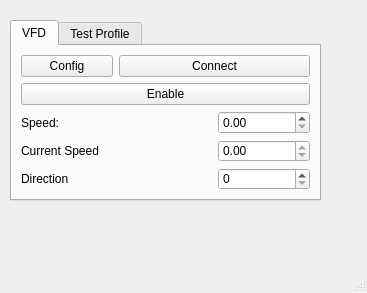
This is mainwindow.ui in ngocminhdao88/Test_Stand as Qt 5 draws it before an edit. The edited form follows.
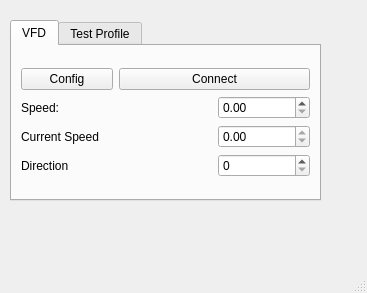
This is the edited form. The open tabs and pages were chosen to show the change.

Commit message: Added some function to handle clicked event on Connect button

```diff
--- a/mainwindow.ui
+++ b/mainwindow.ui
@@ -33,33 +33,6 @@
      <layout class="QVBoxLayout" name="verticalLayout">
       <item>
        <layout class="QGridLayout" name="gridLayout">
-        <item row="4" column="0" colspan="2">
-         <widget class="QLabel" name="label_2">
-          <property name="text">
-           <string>Current Speed</string>
-          </property>
-         </widget>
-        </item>
-        <item row="5" column="2">
-         <widget class="QSpinBox" name="spbDirection"/>
-        </item>
-        <item row="3" column="2">
-         <widget class="QDoubleSpinBox" name="spbSetSpeed">
-          <property name="buttonSymbols">
-           <enum>QAbstractSpinBox::UpDownArrows</enum>
-          </property>
-          <property name="maximum">
-           <double>7000.000000000000000</double>
-          </property>
-         </widget>
-        </item>
-        <item row="3" column="0">
-         <widget class="QLabel" name="label">
-          <property name="text">
-           <string>Speed:</string>
-          </property>
-         </widget>
-        </item>
         <item row="0" column="1" colspan="2">
          <widget class="QPushButton" name="btnConnectVFD">
           <property name="text">
@@ -67,7 +40,7 @@
           </property>
          </widget>
         </item>
-        <item row="4" column="2">
+        <item row="3" column="2">
          <widget class="QDoubleSpinBox" name="spbSpeed">
           <property name="frame">
            <bool>true</bool>
@@ -86,6 +59,40 @@
           </property>
          </widget>
         </item>
+        <item row="4" column="2">
+         <widget class="QSpinBox" name="spbDirection"/>
+        </item>
+        <item row="4" column="0">
+         <widget class="QLabel" name="label_3">
+          <property name="text">
+           <string>Direction</string>
+          </property>
+         </widget>
+        </item>
+        <item row="3" column="0" colspan="2">
+         <widget class="QLabel" name="label_2">
+          <property name="text">
+           <string>Current Speed</string>
+          </property>
+         </widget>
+        </item>
+        <item row="2" column="2">
+         <widget class="QDoubleSpinBox" name="spbSetSpeed">
+          <property name="buttonSymbols">
+           <enum>QAbstractSpinBox::UpDownArrows</enum>
+          </property>
+          <property name="maximum">
+           <double>7000.000000000000000</double>
+          </property>
+         </widget>
+        </item>
+        <item row="2" column="0">
+         <widget class="QLabel" name="label">
+          <property name="text">
+           <string>Speed:</string>
+          </property>
+         </widget>
+        </item>
         <item row="0" column="0">
          <widget class="QPushButton" name="btnConfigVFD">
           <property name="text">
@@ -93,23 +100,6 @@
           </property>
          </widget>
         </item>
-        <item row="5" column="0">
-         <widget class="QLabel" name="label_3">
-          <property name="text">
-           <string>Direction</string>
-          </property>
-         </widget>
-        </item>
-        <item row="1" column="0" colspan="3">
-         <widget class="QPushButton" name="btnEnableVFD">
-          <property name="text">
-           <string>Enable</string>
-          </property>
-          <property name="flat">
-           <bool>false</bool>
-          </property>
-         </widget>
-        </item>
        </layout>
       </item>
      </layout>
```
Left out of the diff: 2 changed lines with no effect on the pictures. The commit also changes 6 other files.
